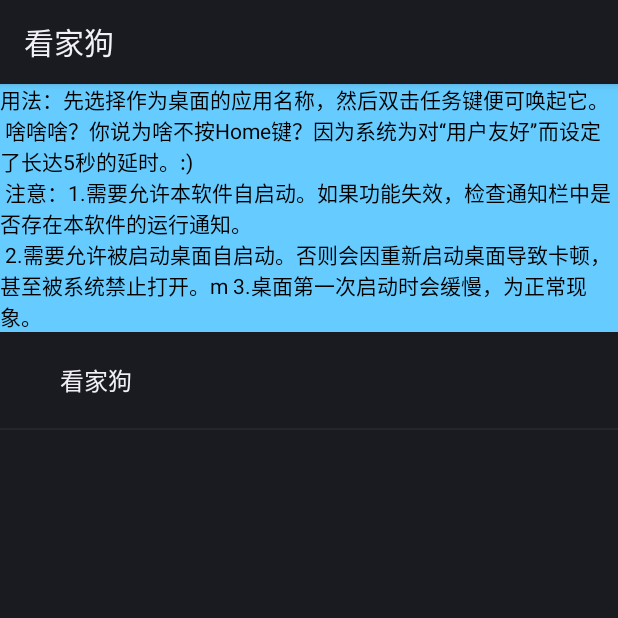
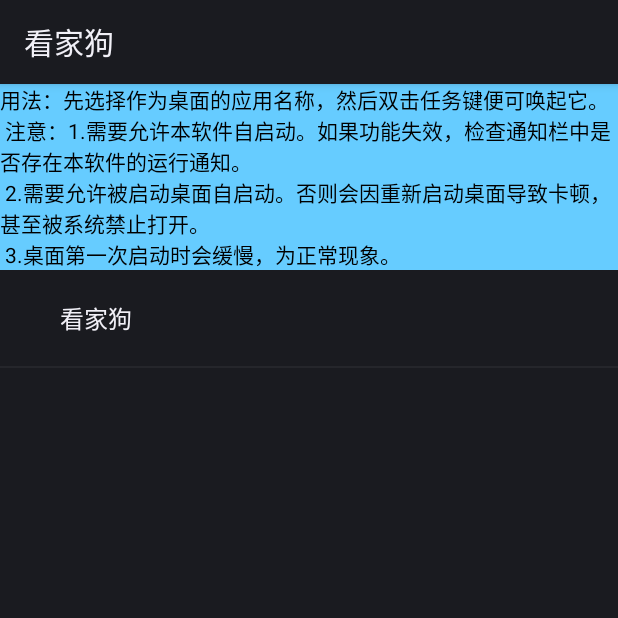
Before and after one commit to hope-meeter/homeDog, an Android app: the screen it shows after launch (MainActivity), on a phone screen of 412 x 824 dp, the top half of it. Run offline under Robolectric (Android 15) with nearby library versions, the phone set to English and light mode, and no system bars.

Commit message:
增加说明截图

```diff
--- a/app/src/main/res/values/strings.xml
+++ b/app/src/main/res/values/strings.xml
@@ -1,9 +1,8 @@
 <resources>
     <string name="app_name">看家狗</string>
     <string name="tips">用法：先选择作为桌面的应用名称，然后双击任务键便可唤起它。 \n
-        啥啥啥？你说为啥不按Home键？因为系统为对“用户友好”而设定了长达5秒的延时。:)\n
         注意：1.需要允许本软件自启动。如果功能失效，检查通知栏中是否存在本软件的运行通知。\n
-        2.需要允许被启动桌面自启动。否则会因重新启动桌面导致卡顿，甚至被系统禁止打开。\m
+        2.需要允许被启动桌面自启动。否则会因重新启动桌面导致卡顿，甚至被系统禁止打开。\n
         3.桌面第一次启动时会缓慢，为正常现象。
     </string>
 </resources>
```
Also changed, not shown: 3 other files.
